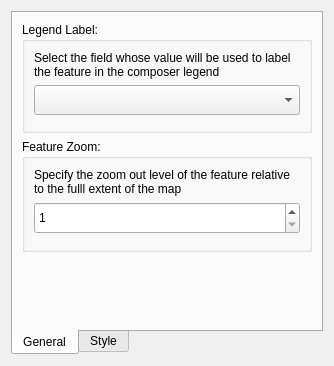
gltn/stdm, file ui/composer/ui_composer_spcolumn_styler.ui: the form before one commit.
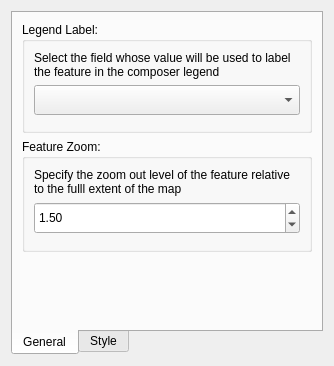
The form after the commit.

Commit message: Updated composer table and changed composer map zoom level to double

What changed in the file:
```diff
--- a/ui/composer/ui_composer_spcolumn_styler.ui
+++ b/ui/composer/ui_composer_spcolumn_styler.ui
@@ -85,18 +85,18 @@
            </widget>
           </item>
           <item>
-           <widget class="QSpinBox" name="sb_zoom">
+           <widget class="QDoubleSpinBox" name="sb_zoom">
             <property name="minimumSize">
              <size>
               <width>0</width>
               <height>32</height>
              </size>
             </property>
-            <property name="minimum">
-             <number>1</number>
-            </property>
             <property name="maximum">
-             <number>32</number>
+             <double>16.000000000000000</double>
+            </property>
+            <property name="value">
+             <double>1.500000000000000</double>
             </property>
            </widget>
           </item>
```
Left out of the diff: 4 changed lines with no effect on the pictures. The commit also changes 15 other files.
